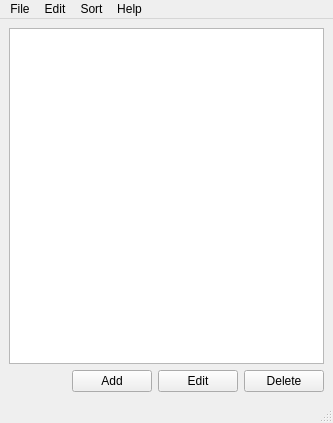
Before: the Qt Designer form mainwindow.ui in coddingtonjoel/AddressBook, drawn with Qt 5.
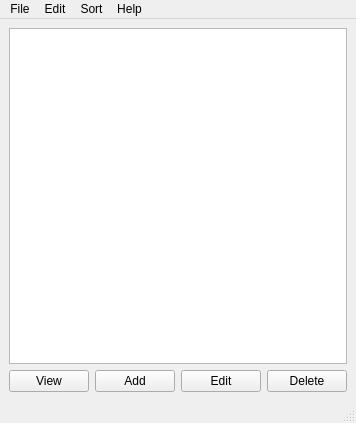
After: the same form once the commit is applied.

Patch:
```diff
--- a/mainwindow.ui
+++ b/mainwindow.ui
@@ -54,6 +54,13 @@
         </property>
        </spacer>
       </item>
+      <item>
+       <widget class="QPushButton" name="viewButton">
+        <property name="text">
+         <string>View</string>
+        </property>
+       </widget>
+      </item>
       <item>
        <widget class="QPushButton" name="addButton">
         <property name="text">
```
Left out of the diff: 31 changed lines with no effect on the pictures.
